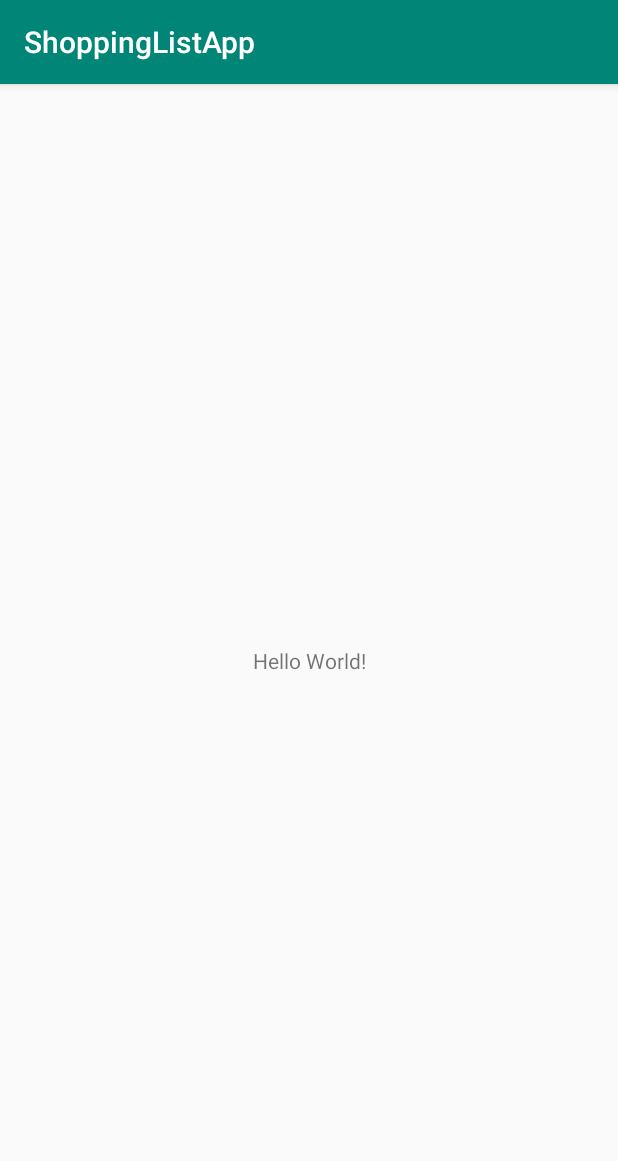
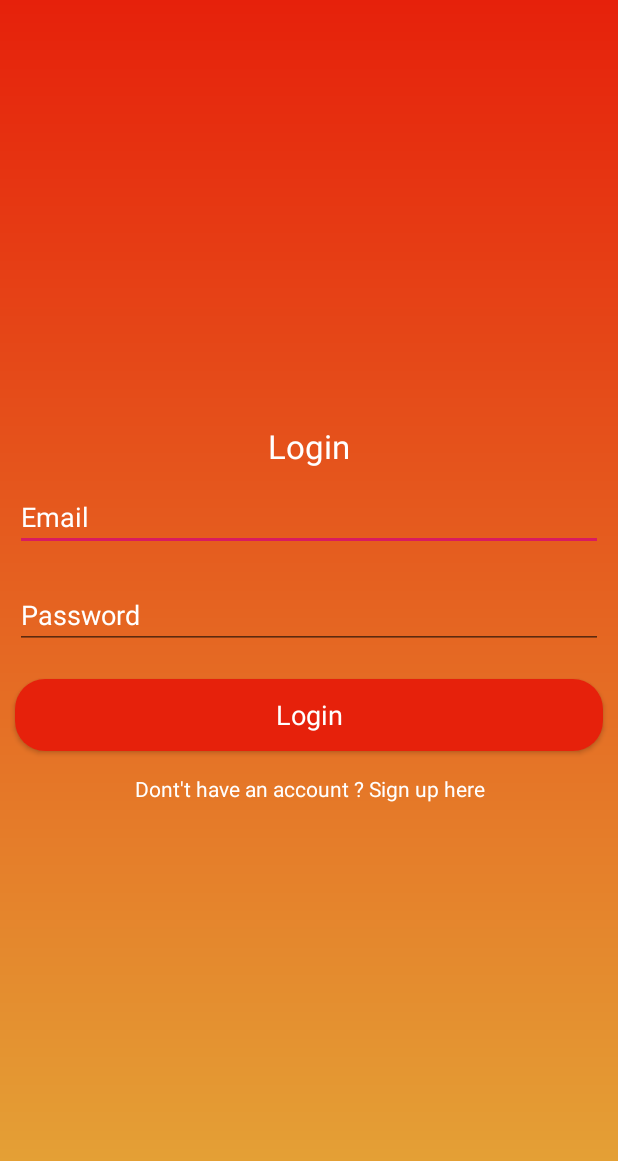
Before and after one commit to Aminedroid/ListApp, an Android app: the screen it shows after launch (MainActivity), on a phone screen of 412 x 824 dp. Shown: the top 1161 px of the screen. Run offline under Robolectric (Android 15) with nearby library versions, the phone set to English and light mode, and no system bars.

Commit message:
Added two drawable files bg_design and round_shape Added login layout

```diff
--- /dev/null
+++ b/app/src/main/res/drawable/bg_design.xml
@@ -0,0 +1,6 @@
+<?xml version="1.0" encoding="utf-8"?>
+<shape xmlns:android="http://schemas.android.com/apk/res/android">
+    <gradient android:angle="90"
+        android:startColor="#FFE4A838"
+        android:endColor="#FFE6210B"/>
+</shape>
--- /dev/null
+++ b/app/src/main/res/drawable/round_shape.xml
@@ -0,0 +1,12 @@
+<?xml version="1.0" encoding="utf-8"?>
+<shape xmlns:android="http://schemas.android.com/apk/res/android">
+
+    <gradient
+        android:endColor="#FFE6210B"
+        android:startColor="#FFE6210B" />
+    <corners
+        android:bottomLeftRadius="20dp"
+        android:bottomRightRadius="20dp"
+        android:topLeftRadius="20dp"
+        android:topRightRadius="20dp" />
+</shape>
--- a/app/src/main/res/layout/activity_main.xml
+++ b/app/src/main/res/layout/activity_main.xml
@@ -1,18 +1,59 @@
 <?xml version="1.0" encoding="utf-8"?>
-<androidx.constraintlayout.widget.ConstraintLayout xmlns:android="http://schemas.android.com/apk/res/android"
-    xmlns:app="http://schemas.android.com/apk/res-auto"
+<LinearLayout xmlns:android="http://schemas.android.com/apk/res/android"
     xmlns:tools="http://schemas.android.com/tools"
     android:layout_width="match_parent"
     android:layout_height="match_parent"
+    android:background="@drawable/bg_design"
+    android:gravity="center"
+    android:orientation="vertical"
     tools:context=".MainActivity">
 
     <TextView
-        android:layout_width="wrap_content"
+        android:layout_width="match_parent"
         android:layout_height="wrap_content"
-        android:text="Hello World!"
-        app:layout_constraintBottom_toBottomOf="parent"
-        app:layout_constraintLeft_toLeftOf="parent"
-        app:layout_constraintRight_toRightOf="parent"
-        app:layout_constraintTop_toTopOf="parent" />
+        android:gravity="center"
+        android:text="@string/login"
+        android:textAppearance="?android:textAppearanceLarge"
+        android:textColor="@android:color/white" />
 
-</androidx.constraintlayout.widget.ConstraintLayout>
+    <EditText
+        android:id="@+id/etMailLogin"
+        android:layout_width="match_parent"
+        android:layout_height="wrap_content"
+        android:layout_margin="10dp"
+        android:hint="@string/email"
+        android:inputType="textEmailAddress"
+        android:textColor="@android:color/white"
+        android:textColorHint="@android:color/white" />
+
+    <EditText
+        android:id="@+id/etPassLogin"
+        android:layout_width="match_parent"
+        android:layout_height="wrap_content"
+        android:layout_margin="10dp"
+        android:hint="@string/password"
+        android:inputType="textPassword"
+        android:textColor="@android:color/white"
+        android:textColorHint="@android:color/white" />
+
+    <Button
+        android:id="@+id/btLogin"
+        android:layout_width="match_parent"
+        android:layout_height="wrap_content"
+        android:layout_margin="10dp"
+        android:background="@drawable/round_shape"
+        android:text="@string/login"
+        android:textAppearance="?android:textAppearanceMedium"
+        android:textColor="@android:color/white" />
+
+    <TextView
+        android:id="@+id/tvSignup"
+        android:layout_width="match_parent"
+        android:layout_height="wrap_content"
+        android:gravity="center"
+        android:padding="5dp"
+        android:text="@string/tv_login"
+        android:textColor="@android:color/white" />
+
+
+</LinearLayout>
--- a/app/src/main/res/values/colors.xml
+++ b/app/src/main/res/values/colors.xml
@@ -1,6 +1,6 @@
 <?xml version="1.0" encoding="utf-8"?>
 <resources>
     <color name="colorPrimary">#008577</color>
-    <color name="colorPrimaryDark">#00574B</color>
+    <color name="colorPrimaryDark">#FFE6210B</color>
     <color name="colorAccent">#D81B60</color>
 </resources>
--- a/app/src/main/res/values/strings.xml
+++ b/app/src/main/res/values/strings.xml
@@ -1,3 +1,7 @@
 <resources>
     <string name="app_name">ShoppingListApp</string>
+    <string name="login">Login</string>
+    <string name="email">Email</string>
+    <string name="password">Password</string>
+    <string name="tv_login">Dont\'t have an account ? Sign up here</string>
 </resources>
--- a/app/src/main/res/values/styles.xml
+++ b/app/src/main/res/values/styles.xml
@@ -1,7 +1,7 @@
 <resources>
 
     <!-- Base application theme. -->
-    <style name="AppTheme" parent="Theme.AppCompat.Light.DarkActionBar">
+    <style name="AppTheme" parent="Theme.AppCompat.Light.NoActionBar">
         <!-- Customize your theme here. -->
         <item name="colorPrimary">@color/colorPrimary</item>
         <item name="colorPrimaryDark">@color/colorPrimaryDark</item>
```
